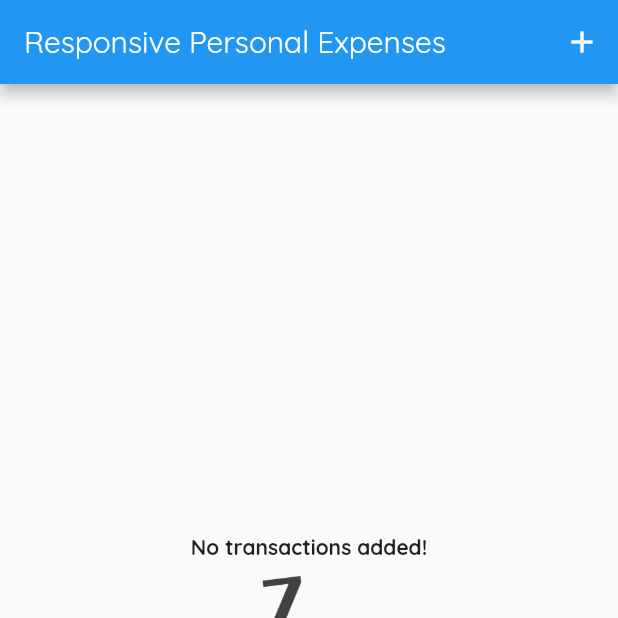
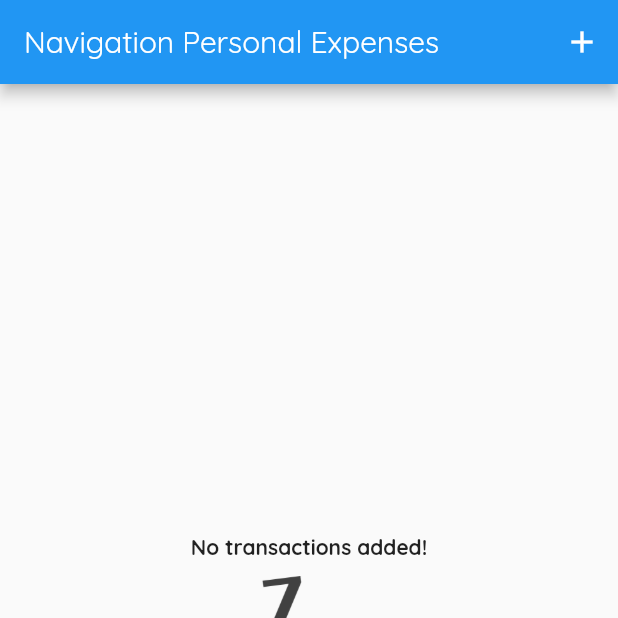
Before and after one commit to aanupam29/Maximilian-s-Flutter-course, a Flutter app: the screen it shows after launch, on a phone screen of 412 x 824 dp, the top half of it. Run offline on Flutter 3.47's test engine with Material 2 defaults, Android fonts, the phone set to English and light mode, and no system bars.

Commit message:
changing the title

```diff
--- a/navigation_app/lib/main.dart
+++ b/navigation_app/lib/main.dart
@@ -14,7 +14,7 @@ class MyApp extends StatelessWidget {
   @override
   Widget build(BuildContext context) {
     return MaterialApp(
-      title: 'Responsive Personal Expenses',
+      title: 'Navigation Personal Expenses',
       theme: ThemeData(
         primarySwatch: Colors.blue,
         fontFamily: 'Quicksand',
@@ -92,7 +92,7 @@ class _MyHomePageState extends State<MyHomePage> {
   Widget build(BuildContext context) {
     return Scaffold(
         appBar: AppBar(
-          title: Text('Responsive Personal Expenses'),
+          title: Text('Navigation Personal Expenses'),
           actions: <Widget>[
             OrientationBuilder(
                 builder: (BuildContext _, Orientation orientation) {
```
